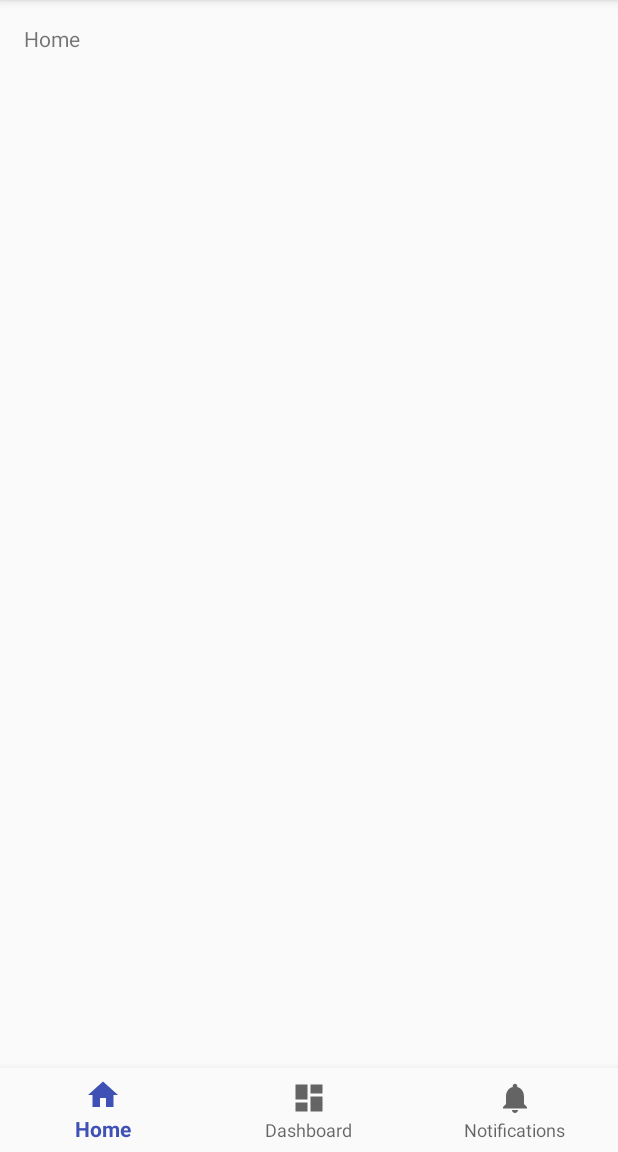
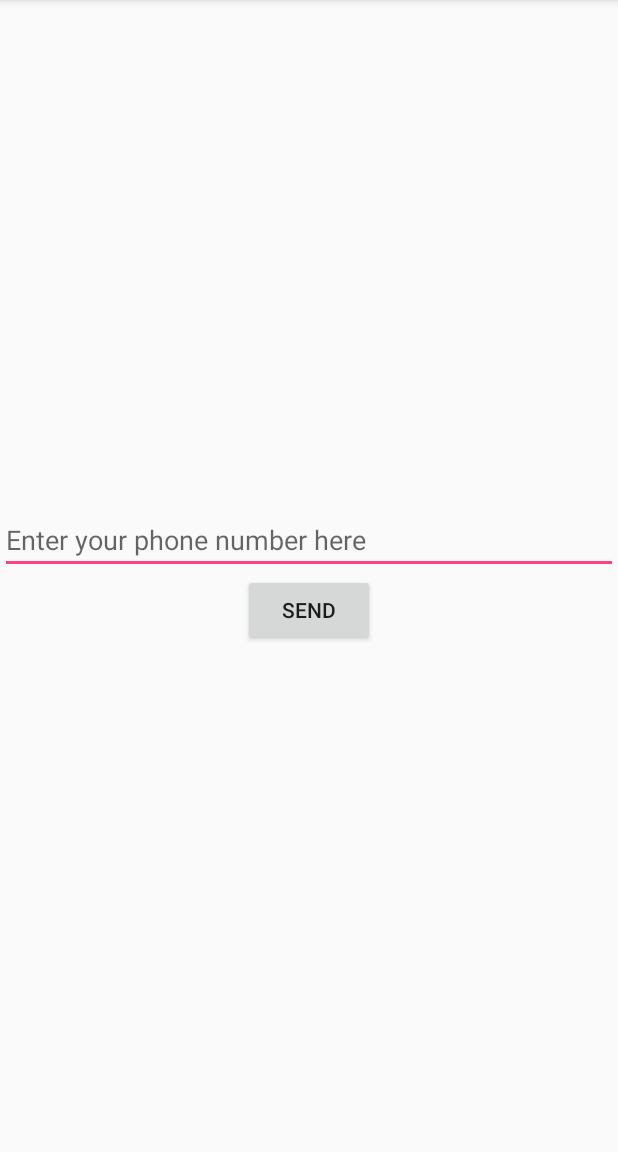
Before and after one commit to Kratos1013/TimeTrackerAI, an Android app: the screen it shows after launch (MainActivity before the commit, LoginActivity after it), on a phone screen of 412 x 824 dp, the part 84-1236 px from its top. Run offline under Robolectric (Android 15) with nearby library versions, the phone set to English and light mode, and no system bars; our stand-ins replace Volley.

Commit message:
login function finished

```diff
--- a/app/build.gradle
+++ b/app/build.gradle
@@ -9,7 +9,7 @@ android {
         versionCode 1
         versionName "1.0"
         testInstrumentationRunner "android.support.test.runner.AndroidJUnitRunner"
-        vectorDrawables.useSupportLibrary= true
+        vectorDrawables.useSupportLibrary = true
     }
     buildTypes {
         release {
@@ -25,7 +25,9 @@ dependencies {
     implementation 'com.android.support:design:27.1.1'
     implementation 'com.android.support.constraint:constraint-layout:1.1.2'
     implementation 'com.android.support:support-vector-drawable:27.1.1'
+    implementation 'com.android.support:support-v4:27.1.1'
     testImplementation 'junit:junit:4.12'
+    compile 'com.android.volley:volley:1.0.0'
     androidTestImplementation 'com.android.support.test:runner:1.0.2'
     androidTestImplementation 'com.android.support.test.espresso:espresso-core:3.0.2'
 }
--- a/app/src/main/AndroidManifest.xml
+++ b/app/src/main/AndroidManifest.xml
@@ -1,8 +1,10 @@
 <?xml version="1.0" encoding="utf-8"?>
 <manifest xmlns:android="http://schemas.android.com/apk/res/android"
     package="com.krintos.timetrackerai">
+    <uses-permission android:name="android.permission.INTERNET" />
 
     <application
+        android:name=".Helper.AppController"
         android:allowBackup="true"
         android:icon="@mipmap/ic_launcher"
         android:label="@string/app_name"
@@ -18,6 +20,7 @@
                 <category android:name="android.intent.category.LAUNCHER" />
             </intent-filter>
         </activity>
+        <activity android:name=".LoginActivity"></activity>
     </application>
 
 </manifest>
--- /dev/null
+++ b/app/src/main/java/com/krintos/timetrackerai/Database/SQLiteHandler.java
@@ -0,0 +1,65 @@
+package com.krintos.timetrackerai.Database;
+
+
+import android.content.ContentValues;
+import android.content.Context;
+import android.database.sqlite.SQLiteDatabase;
+import android.database.sqlite.SQLiteOpenHelper;
+import android.util.Log;
+
+/**
+ * Created by root on 7/3/18.
+ */
+
+public class SQLiteHandler extends SQLiteOpenHelper{
+    public static final String DataBase_Name = "users.db";
+    public static final String TABLE_USER = "users";
+    public static final String KEY_ID = "id";
+    public static final String KEY_PHONE= "phone";
+    public static final String KEY_TOKEN = "token";
+
+    public Context context;
+    public SQLiteHandler(Context context) {
+        super(context, DataBase_Name, null, 1);
+        this.context=context;
+
+    }
+
+    @Override
+    public void onCreate(SQLiteDatabase db) {
+
+        String CREATE_COLLECTIONS = "CREATE TABLE " + TABLE_USER + "("
+                + KEY_ID + " INTEGER PRIMARY KEY," + KEY_PHONE + " TEXT,"
+                + KEY_TOKEN + " TEXT" + ");";
+        db.execSQL(CREATE_COLLECTIONS);
+    }
+
+    @Override
+    public void onUpgrade(SQLiteDatabase db, int oldVersion, int newVersion) {
+        db.execSQL("DROP TABLE IF EXISTS "+ TABLE_USER);
+
+        // Create tables again
+        onCreate(db);
+    }
+    public boolean storeuser(String phone, String token, String TABLE_USER){
+        SQLiteDatabase db = this.getWritableDatabase();
+        ContentValues values = new ContentValues();
+        values.put(KEY_PHONE,phone);
+        values.put(KEY_TOKEN,token);
+        long result = db.insert(SQLiteHandler.TABLE_USER, null, values);
+        if (result == -1){
+            return false;
+        }else {
+            return true;
+        }
+    }
+    public void deleteUsers() {
+        SQLiteDatabase db = this.getWritableDatabase();
+        // Delete All Rows
+        db.delete(TABLE_USER, null, null);
+
+
+        db.close();
+
+    }
+}
--- /dev/null
+++ b/app/src/main/java/com/krintos/timetrackerai/Helper/AppController.java
@@ -0,0 +1,54 @@
+package com.krintos.timetrackerai.Helper;
+
+import android.app.Application;
+import android.text.TextUtils;
+
+import com.android.volley.Request;
+import com.android.volley.RequestQueue;
+import com.android.volley.toolbox.Volley;
+
+/**
+ * Created by root on 11/15/17.
+ */
+
+public class AppController extends Application {
+    public static final String TAG = AppController.class.getSimpleName();
+
+    private RequestQueue mRequestQueue;
+
+    private static AppController mInstance;
+
+    @Override
+    public void onCreate() {
+        super.onCreate();
+        mInstance = this;
+    }
+
+    public static synchronized AppController getInstance() {
+        return mInstance;
+    }
+
+    public RequestQueue getRequestQueue() {
+        if (mRequestQueue == null) {
+            mRequestQueue = Volley.newRequestQueue(getApplicationContext());
+        }
+
+        return mRequestQueue;
+    }
+
+    public <T> void addToRequestQueue(Request<T> req, String tag) {
+        req.setTag(TextUtils.isEmpty(tag) ? TAG : tag);
+        getRequestQueue().add(req);
+    }
+
+    public <T> void addToRequestQueue(Request<T> req) {
+        req.setTag(TAG);
+        getRequestQueue().add(req);
+    }
+
+    public void cancelPendingRequests(Object tag) {
+        if (mRequestQueue != null) {
+            mRequestQueue.cancelAll(tag);
+        }
+    }
+}
--- /dev/null
+++ b/app/src/main/java/com/krintos/timetrackerai/LoginActivity.java
@@ -0,0 +1,256 @@
+package com.krintos.timetrackerai;
+
+import android.app.Activity;
+import android.app.ProgressDialog;
+import android.content.Context;
+import android.content.Intent;
+import android.os.Bundle;
+import android.support.v7.app.AppCompatActivity;
+import android.view.View;
+import android.view.inputmethod.InputMethodManager;
+import android.widget.Button;
+import android.widget.EditText;
+import android.widget.Toast;
+
+import com.android.volley.AuthFailureError;
+import com.android.volley.Request;
+import com.android.volley.Response;
+import com.android.volley.VolleyError;
+import com.android.volley.toolbox.StringRequest;
+import com.krintos.timetrackerai.Database.SQLiteHandler;
+import com.krintos.timetrackerai.Helper.AppConfig;
+import com.krintos.timetrackerai.Helper.AppController;
+import com.krintos.timetrackerai.SessionManager.SessionManager;
+
+import org.json.JSONException;
+import org.json.JSONObject;
+
+import java.lang.reflect.Method;
+import java.util.HashMap;
+import java.util.Map;
+
+public class LoginActivity extends AppCompatActivity {
+    private SessionManager session;
+    private EditText phonenumber, pincode;
+    private Button send, confrim;
+    private ProgressDialog pDialog;
+    private SQLiteHandler db;
+    private String phone, pin;
+
+    @Override
+    protected void onCreate(Bundle savedInstanceState) {
+        super.onCreate(savedInstanceState);
+        setContentView(R.layout.activity_login);
+        db = new SQLiteHandler(getApplicationContext());
+        phonenumber = findViewById(R.id.phonenumber);
+        pincode = findViewById(R.id.pincode);
+        send = findViewById(R.id.send);
+        confrim = findViewById(R.id.confirm);
+        session = new SessionManager(getApplicationContext());
+        pDialog = new ProgressDialog(this);
+        pDialog.setCancelable(false);
+        if (session.isLoggedIn()) {
+            // User is already logged in. Take him to main activity
+            Intent intent = new Intent(LoginActivity.this, MainActivity.class);
+            startActivity(intent);
+            finish();
+        }
+
+        send.setOnClickListener(new View.OnClickListener() {
+            @Override
+            public void onClick(View view) {
+                phone = String .valueOf(phonenumber.getText().toString().trim());
+                if (phone.equals("")){
+                    //TODO what if phone number field is empty
+                }else {
+                    sendphonenumber(phone);
+                }
+            }
+        });
+        confrim.setOnClickListener(new View.OnClickListener() {
+            @Override
+            public void onClick(View view) {
+                pin = String.valueOf(pincode.getText().toString().trim());
+                if (pin.equals("")){
+                    //TODO what if phone number field is empty
+
+                }else {
+                    confirm();
+
+                }
+            }
+        });
+    }
+
+    private void confirm() {
+        showDialog();
+        pDialog.setMessage(""+getString(R.string.waitphone));
+        String tag_string_req = "req_login";
+
+        StringRequest strReq = new StringRequest(Request.Method.POST,
+                AppConfig.URL_LOGIN, new Response.Listener<String>() {
+
+            @Override
+            public void onResponse(String response) {
+                JSONObject jObj = null;
+                try {
+                    hideDialog();
+                    jObj = new JSONObject(response);
+                    String token  = jObj.getString("token");
+                    boolean store = db.storeuser(phone,token,SQLiteHandler.TABLE_USER);
+                    if (store){
+                        View view = getCurrentFocus();
+                        if (view != null) {
+                            InputMethodManager imm = (InputMethodManager)getSystemService(Context.INPUT_METHOD_SERVICE);
+                            imm.hideSoftInputFromWindow(view.getWindowToken(), 0);
+                        }
+                        login();
+                    }else {
+                        Toast.makeText(LoginActivity.this, ""+getString(R.string.couldntstore), Toast.LENGTH_LONG).show();
+                    }
+
+                } catch (JSONException e) {
+                    e.printStackTrace();
+                }
+
+            }
+        }, new Response.ErrorListener() {
+
+            @Override
+            public void onErrorResponse(VolleyError error) {
+                Toast.makeText(getApplicationContext(),
+                        error.getMessage(), Toast.LENGTH_LONG).show();
+                hideDialog();
+            }
+        }) {
+            /*@Override
+            public Map<String, String> getHeaders() throws AuthFailureError {
+                Map<String , String > params = new HashMap<>();
+                params.put("Content-Type","application/x-www-form-urlencoded");
+                return params;
+            }*/
+
+            @Override
+            protected Map<String, String> getParams() {
+                Map<String, String> params = new HashMap<String, String>();
+                params.put("phone", phone);
+                params.put("pincode",pin);
+                return params;
+
+            }
+
+
+
+        };
+
+        // Adding request to request queue
+        AppController.getInstance().addToRequestQueue(strReq, tag_string_req);
+    }
+
+    private void sendphonenumber(final String phone) {
+        String tag_string_req = "req_login";
+
+        showDialog();
+        pDialog.setMessage(""+getString(R.string.waitphone));
+
+        StringRequest strReq = new StringRequest(Request.Method.POST,
+                AppConfig.URL_SIGN_UP, new Response.Listener<String>() {
+
+            @Override
+            public void onResponse(String response) {
+                JSONObject jObj = null;
+                hideDialog();
+                try {
+                    jObj = new JSONObject(response);
+                    phonenumber.setVisibility(View.GONE);
+                    send.setVisibility(View.GONE);
+                    pincode.setVisibility(View.VISIBLE);
+                    confrim.setVisibility(View.VISIBLE);
+                    View view = getCurrentFocus();
+                    if (view != null) {
+                        InputMethodManager imm = (InputMethodManager)getSystemService(Context.INPUT_METHOD_SERVICE);
+                        imm.hideSoftInputFromWindow(view.getWindowToken(), 0);
+                    }
+                    String pin = jObj.getString("pincode");
+                    pincode.setText(pin);
+                    Toast.makeText(LoginActivity.this, ""+pin, Toast.LENGTH_LONG).show();
+                } catch (JSONException e) {
+                    e.printStackTrace();
+                }
+
+            }
+        }, new Response.ErrorListener() {
+
+            @Override
+            public void onErrorResponse(VolleyError error) {
+                Toast.makeText(getApplicationContext(),
+                        error.getMessage(), Toast.LENGTH_LONG).show();
+                hideDialog();
+            }
+        }) {
+            // Posting parameters to login url
+
+            @Override
+            protected Map<String, String> getParams() {
+                Map<String, String> params = new HashMap<String, String>();
+                params.put("phoneNumber", phone);
+                return params;
+
+            }
+
+        };
+
+        // Adding request to request queue
+        AppController.getInstance().addToRequestQueue(strReq, tag_string_req);
+    }
+    private void showDialog() {
+        if (!pDialog.isShowing())
+            pDialog.show();
+    }
+
+    private void hideDialog() {
+        if (pDialog.isShowing())
+            pDialog.dismiss();
+    }
+    private void login() {
+        session.setLogin(true);
+        // Launch main activity
+        Intent intent = new Intent(LoginActivity.this,
+                MainActivity.class);
+        startActivity(intent);
+        finish();
+
+    }
+    /*hideDialog();
+                try {
+        JSONObject jObj = new JSONObject(response);
+        boolean error = jObj.getBoolean("error");
+        // Check for error node in json
+
+        if (!error) {
+            phonenumber.setVisibility(View.GONE);
+            send.setVisibility(View.GONE);
+            pincode.setVisibility(View.VISIBLE);
+            confrim.setVisibility(View.VISIBLE);
+            //hide keyboard
+            View view = getCurrentFocus();
+            if (view != null) {
+                InputMethodManager imm = (InputMethodManager)getSystemService(Context.INPUT_METHOD_SERVICE);
+                imm.hideSoftInputFromWindow(view.getWindowToken(), 0);
+            }
+            String pin = jObj.getString("pin");
+            Toast.makeText(LoginActivity.this, ""+pin, Toast.LENGTH_LONG).show();
+        } else {
+            // Error in login. Get the error message
+            String errorMsg = jObj.getString("error_msg");
+            Toast.makeText(getApplicationContext(),
+                    errorMsg, Toast.LENGTH_LONG).show();
+        }
+    } catch (JSONException e) {
+        // JSON error
+        e.printStackTrace();
+        Toast.makeText(getApplicationContext(), "Json error: " + e.getMessage(), Toast.LENGTH_LONG).show();
+    }
+
+}*/
+}
--- a/app/src/main/java/com/krintos/timetrackerai/MainActivity.java
+++ b/app/src/main/java/com/krintos/timetrackerai/MainActivity.java
@@ -1,5 +1,6 @@
 package com.krintos.timetrackerai;
 
+import android.content.Intent;
 import android.os.Bundle;
 import android.support.annotation.NonNull;
 import android.support.design.widget.BottomNavigationView;
@@ -7,10 +8,13 @@ import android.support.v7.app.AppCompatActivity;
 import android.view.MenuItem;
 import android.widget.TextView;
 
+import com.krintos.timetrackerai.Database.SQLiteHandler;
+import com.krintos.timetrackerai.SessionManager.SessionManager;
+
 public class MainActivity extends AppCompatActivity {
-
     private TextView mTextMessage;
-
+    private SessionManager session;
+    private SQLiteHandler db;
     private BottomNavigationView.OnNavigationItemSelectedListener mOnNavigationItemSelectedListener
             = new BottomNavigationView.OnNavigationItemSelectedListener() {
 
@@ -35,10 +39,21 @@ public class MainActivity extends AppCompatActivity {
     protected void onCreate(Bundle savedInstanceState) {
         super.onCreate(savedInstanceState);
         setContentView(R.layout.activity_main);
-
+        session = new SessionManager(getApplicationContext());
+        db = new SQLiteHandler(getApplicationContext());
+        if (!session.isLoggedIn()) {
+            logoutUser();
+        }
         mTextMessage = (TextView) findViewById(R.id.message);
         BottomNavigationView navigation = (BottomNavigationView) findViewById(R.id.navigation);
         navigation.setOnNavigationItemSelectedListener(mOnNavigationItemSelectedListener);
     }
-
+    private void logoutUser() {
+        session.setLogin(false);
+        db.deleteUsers();
+        // Launching the login activity
+        Intent intent = new Intent(MainActivity.this, LoginActivity.class);
+        startActivity(intent);
+        finish();
+    }
 }
--- /dev/null
+++ b/app/src/main/java/com/krintos/timetrackerai/SessionManager/SessionManager.java
@@ -0,0 +1,48 @@
+package com.krintos.timetrackerai.SessionManager;
+
+import android.content.Context;
+import android.content.SharedPreferences;
+import android.util.Log;
+
+/**
+ * Created by root on 7/3/18.
+ */
+
+public class SessionManager {
+    // LogCat tag
+    private static String TAG = SessionManager.class.getSimpleName();
+
+    // Shared Preferences
+    SharedPreferences pref;
+
+    SharedPreferences.Editor editor;
+    Context _context;
+
+    // Shared pref mode
+    int PRIVATE_MODE = 0;
+
+    // Shared preferences file name
+    private static final String PREF_NAME = "TimeTrackerAI";
+
+    private static final String KEY_IS_LOGGED_IN = "isLoggedIn";
+
+    public SessionManager(Context context) {
+        this._context = context;
+        pref = _context.getSharedPreferences(PREF_NAME, PRIVATE_MODE);
+        editor = pref.edit();
+    }
+
+    public void setLogin(boolean isLoggedIn) {
+
+        editor.putBoolean(KEY_IS_LOGGED_IN, isLoggedIn);
+
+        // commit changes
+        editor.commit();
+
+        Log.d(TAG, "User login session modified!");
+    }
+
+    public boolean isLoggedIn(){
+        return pref.getBoolean(KEY_IS_LOGGED_IN, false);
+    }
+}
--- /dev/null
+++ b/app/src/main/res/layout/activity_login.xml
@@ -0,0 +1,36 @@
+<?xml version="1.0" encoding="utf-8"?>
+<LinearLayout
+    android:orientation="vertical"
+    xmlns:android="http://schemas.android.com/apk/res/android"
+    xmlns:app="http://schemas.android.com/apk/res-auto"
+    xmlns:tools="http://schemas.android.com/tools"
+    android:layout_gravity="center"
+    android:gravity="center"
+    android:layout_width="match_parent"
+    android:layout_height="match_parent"
+    tools:context="com.krintos.timetrackerai.LoginActivity">
+    <EditText
+        android:hint="@string/enteryourphonenumber"
+        android:id="@+id/phonenumber"
+        android:inputType="phone"
+        android:layout_width="match_parent"
+        android:layout_height="wrap_content" />
+    <Button
+        android:id="@+id/send"
+        android:text="@string/send"
+        android:layout_width="wrap_content"
+        android:layout_height="wrap_content" />
+    <EditText
+        android:visibility="gone"
+        android:id="@+id/pincode"
+        android:inputType="number"
+        android:hint="@string/pinhint"
+        android:layout_width="match_parent"
+        android:layout_height="wrap_content" />
+    <Button
+        android:visibility="gone"
+        android:id="@+id/confirm"
+        android:text="@string/confirm"
+        android:layout_width="wrap_content"
+        android:layout_height="wrap_content" />
+</LinearLayout>
--- a/app/src/main/res/values/strings.xml
+++ b/app/src/main/res/values/strings.xml
@@ -3,4 +3,13 @@
     <string name="title_home">Home</string>
     <string name="title_dashboard">Dashboard</string>
     <string name="title_notifications">Notifications</string>
+    <string name="enteryourphonenumber">Enter your phone number here</string>
+    <string name="send">SEND</string>
+    <string name="pinhint">--- ---</string>
+    <string name="confirm">CONFIRM</string>
+    <string name="waitphone">Verifying phone number</string>
+    <string name="couldntstore">Could not store user in database, please retry</string>
+
+    <!-- TODO: Remove or change this placeholder text -->
+    <string name="hello_blank_fragment">Hello blank fragment</string>
 </resources>
```
Also changed, not shown: app/src/main/java/com/krintos/timetrackerai/Fragments/Profile.java (added, +30 -0 lines), app/src/main/java/com/krintos/timetrackerai/Helper/AppConfig.java (added, +41 -0 lines), app/src/main/res/layout/fragment_profile.xml (added, +13 -0 lines).
